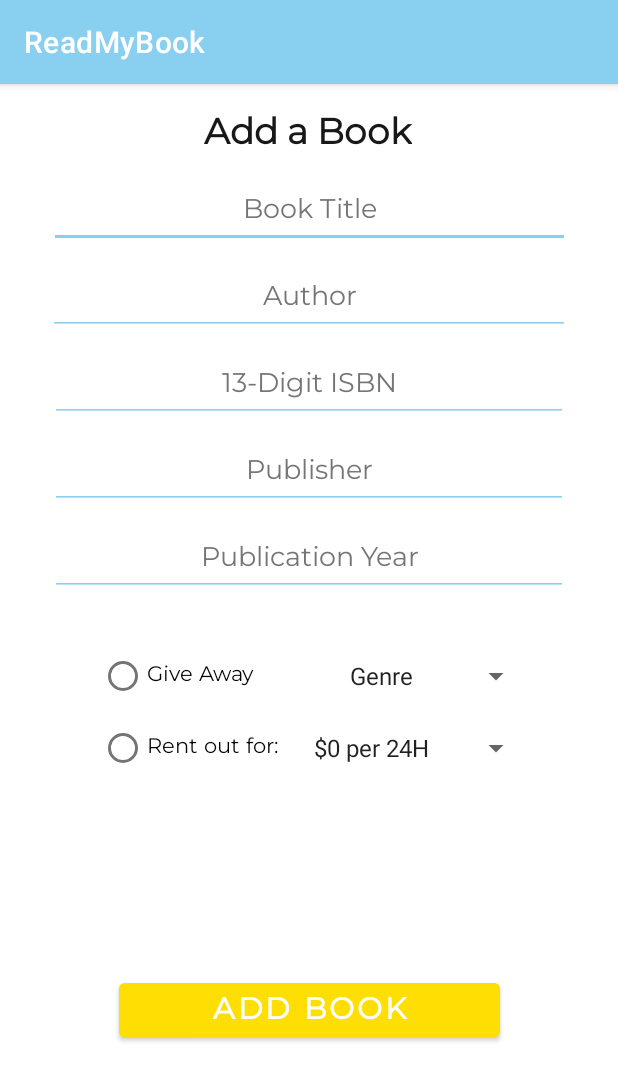
After one commit to itsmeleeeo/ReadMyBook, an Android app: the Activity_AddABook screen opened directly, with no data from a screen before it, on a phone screen of 412 x 824 dp. The commit adds this screen. Shown: the top 1081 px of the screen. Run offline under Robolectric (Android 15) with nearby library versions, the phone set to English and light mode, and no system bars.

Commit message:
add a book Page only UI

```diff
--- a/app/src/main/AndroidManifest.xml
+++ b/app/src/main/AndroidManifest.xml
@@ -1,6 +1,6 @@
 <?xml version="1.0" encoding="utf-8"?>
 <manifest xmlns:android="http://schemas.android.com/apk/res/android"
-    package="com.example.readmybook">
+    package="com.example.readmybook" >
 
     <application
         android:allowBackup="true"
@@ -8,7 +8,10 @@
         android:label="@string/app_name"
         android:roundIcon="@mipmap/ic_launcher_round"
         android:supportsRtl="true"
-        android:theme="@style/Theme.ReadMyBook">
+        android:theme="@style/Theme.ReadMyBook" >
+        <activity
+            android:name=".Activity_AddABook"
+            android:exported="false" />
         <activity
             android:name=".ForgotPassword"
             android:exported="false" />
@@ -17,7 +20,7 @@
             android:exported="false" />
         <activity
             android:name=".MainActivity"
-            android:exported="true">
+            android:exported="true" >
             <intent-filter>
                 <action android:name="android.intent.action.MAIN" />
 
--- /dev/null
+++ b/app/src/main/java/com/example/readmybook/Activity_AddABook.java
@@ -0,0 +1,14 @@
+package com.example.readmybook;
+
+import androidx.appcompat.app.AppCompatActivity;
+
+import android.os.Bundle;
+
+public class Activity_AddABook extends AppCompatActivity {
+
+    @Override
+    protected void onCreate(Bundle savedInstanceState) {
+        super.onCreate(savedInstanceState);
+        setContentView(R.layout.activity_add_abook);
+    }
+}
--- /dev/null
+++ b/app/src/main/res/layout/activity_add_abook.xml
@@ -0,0 +1,189 @@
+<?xml version="1.0" encoding="utf-8"?>
+<androidx.constraintlayout.widget.ConstraintLayout xmlns:android="http://schemas.android.com/apk/res/android"
+    xmlns:app="http://schemas.android.com/apk/res-auto"
+    xmlns:tools="http://schemas.android.com/tools"
+    android:layout_width="match_parent"
+    android:layout_height="match_parent"
+    tools:context=".Activity_AddABook">
+
+    <TextView
+        android:id="@+id/txtAddBookTitle"
+        android:layout_width="wrap_content"
+        android:layout_height="wrap_content"
+        android:layout_marginStart="136dp"
+        android:layout_marginTop="16dp"
+        android:layout_marginEnd="137dp"
+        android:fontFamily="@font/montserrat"
+        android:text="@string/txtAddBookTitle"
+        android:textColor="#191818"
+        android:textSize="24sp"
+        android:textStyle="bold"
+        app:layout_constraintEnd_toEndOf="parent"
+        app:layout_constraintStart_toStartOf="parent"
+        app:layout_constraintTop_toTopOf="parent" />
+
+    <EditText
+        android:id="@+id/txtBookTitleAddABook"
+        android:layout_width="347dp"
+        android:layout_height="48dp"
+        android:layout_marginStart="40dp"
+        android:layout_marginTop="10dp"
+        android:layout_marginEnd="40dp"
+        android:backgroundTint="@color/teal_200"
+        android:ems="10"
+        android:fontFamily="@font/montserrat"
+        android:hint="@string/hintBookTitle"
+        android:inputType="textPersonName"
+        android:singleLine="false"
+        android:textAlignment="center"
+        android:textColorHint="#757575"
+        app:layout_constraintEnd_toEndOf="parent"
+        app:layout_constraintStart_toStartOf="parent"
+        app:layout_constraintTop_toBottomOf="@+id/txtAddBookTitle"
+        android:autofillHints="" />
+
+    <EditText
+        android:id="@+id/txtAuthorAB"
+        android:layout_width="348dp"
+        android:layout_height="48dp"
+        android:layout_marginStart="40dp"
+        android:layout_marginTop="10dp"
+        android:layout_marginEnd="40dp"
+        android:backgroundTint="@color/teal_200"
+        android:ems="10"
+        android:fontFamily="@font/montserrat"
+        android:hint="@string/hintAuthor"
+        android:inputType="textPersonName"
+        android:textAlignment="center"
+        android:textColorHint="#757575"
+        app:layout_constraintEnd_toEndOf="parent"
+        app:layout_constraintStart_toStartOf="parent"
+        app:layout_constraintTop_toBottomOf="@+id/txtBookTitleAddABook"
+        android:autofillHints="" />
+
+    <EditText
+        android:id="@+id/txtPublicationYearAB"
+        android:layout_width="345dp"
+        android:layout_height="48dp"
+        android:layout_marginStart="40dp"
+        android:layout_marginTop="10dp"
+        android:layout_marginEnd="40dp"
+        android:backgroundTint="@color/teal_200"
+        android:ems="10"
+        android:fontFamily="@font/montserrat"
+        android:hint="@string/hintPublicationYear"
+        android:inputType="textPersonName"
+        android:textAlignment="center"
+        android:textColorHint="#757575"
+        app:layout_constraintEnd_toEndOf="parent"
+        app:layout_constraintStart_toStartOf="parent"
+        app:layout_constraintTop_toBottomOf="@+id/txtPublisherAB"
+        android:importantForAutofill="no" />
+
+    <EditText
+        android:id="@+id/txtPublisherAB"
+        android:layout_width="345dp"
+        android:layout_height="48dp"
+        android:layout_marginStart="40dp"
+        android:layout_marginTop="10dp"
+        android:layout_marginEnd="40dp"
+        android:backgroundTint="@color/teal_200"
+        android:ems="10"
+        android:fontFamily="@font/montserrat"
+        android:hint="@string/hintPublisher"
+        android:inputType="textPersonName"
+        android:textAlignment="center"
+        android:textColorHint="#757575"
+        app:layout_constraintEnd_toEndOf="parent"
+        app:layout_constraintStart_toStartOf="parent"
+        app:layout_constraintTop_toBottomOf="@+id/txtIsbnAB"
+        android:importantForAutofill="no" />
+
+    <RadioGroup
+        android:id="@+id/rdgroupAddaBook"
+        android:layout_width="135dp"
+        android:layout_height="96dp"
+        android:layout_marginStart="66dp"
+        android:layout_marginTop="29dp"
+        app:layout_constraintStart_toStartOf="parent"
+        app:layout_constraintTop_toBottomOf="@+id/txtPublicationYearAB">
+
+        <RadioButton
+            android:id="@+id/rdbGiveAwayAB"
+            android:layout_width="match_parent"
+            android:layout_height="wrap_content"
+            android:fontFamily="@font/montserrat"
+            android:text="@string/rdbGiveaway" />
+
+        <RadioButton
+            android:id="@+id/rdbRentOutAB"
+            android:layout_width="match_parent"
+            android:layout_height="wrap_content"
+            android:fontFamily="@font/montserrat"
+            android:text="@string/rdbRentOut" />
+
+    </RadioGroup>
+
+    <EditText
+        android:id="@+id/txtIsbnAB"
+        android:layout_width="345dp"
+        android:layout_height="48dp"
+        android:layout_marginStart="40dp"
+        android:layout_marginTop="10dp"
+        android:layout_marginEnd="40dp"
+        android:backgroundTint="@color/teal_200"
+        android:ems="10"
+        android:fontFamily="@font/montserrat"
+        android:hint="@string/hintIsbn"
+        android:inputType="number"
+        android:textAlignment="center"
+        android:textColorHint="#757575"
+        app:layout_constraintEnd_toEndOf="parent"
+        app:layout_constraintStart_toStartOf="parent"
+        app:layout_constraintTop_toBottomOf="@+id/txtAuthorAB"
+        android:autofillHints="" />
+
+    <Spinner
+        android:id="@+id/spinRentOutAmountAB"
+        android:layout_width="153dp"
+        android:layout_height="48dp"
+        android:layout_marginEnd="57dp"
+        android:entries="@array/txtGroupRent"
+        android:spinnerMode="dropdown"
+        app:layout_constraintEnd_toEndOf="parent"
+        app:layout_constraintStart_toEndOf="@+id/rdgroupAddaBook"
+        app:layout_constraintTop_toBottomOf="@+id/spinGenreAB" />
+
+    <Spinner
+        android:id="@+id/spinGenreAB"
+        android:layout_width="129dp"
+        android:layout_height="48dp"
+        android:layout_marginStart="24dp"
+        android:layout_marginTop="29dp"
+        android:layout_marginEnd="57dp"
+        android:entries="@array/txtGroupGenres"
+        app:layout_constraintEnd_toEndOf="parent"
+        app:layout_constraintStart_toEndOf="@+id/rdgroupAddaBook"
+        app:layout_constraintTop_toBottomOf="@+id/txtPublicationYearAB" />
+
+    <Button
+        android:id="@+id/btnAddBookAB"
+        android:layout_width="254dp"
+        android:layout_height="48dp"
+        android:layout_marginStart="85dp"
+
+        android:layout_marginTop="50dp"
+        android:layout_marginEnd="85dp"
+        android:layout_marginBottom="50dp"
+        android:backgroundTint="@color/teal_700"
+        android:fontFamily="@font/montserrat"
+        android:text="@string/btnAddBook"
+        android:textSize="20sp"
+        android:textStyle="bold"
+        app:layout_constraintBottom_toBottomOf="parent"
+        app:layout_constraintEnd_toEndOf="parent"
+        app:layout_constraintStart_toStartOf="parent"
+        app:layout_constraintTop_toBottomOf="@+id/rdgroupAddaBook"
+        tools:ignore="TextContrastCheck" />
+
+</androidx.constraintlayout.widget.ConstraintLayout>
--- a/app/src/main/res/values/strings.xml
+++ b/app/src/main/res/values/strings.xml
@@ -40,4 +40,43 @@
     <string name="txtEnterNewPass">Enter your new password</string>
     <string name="txtReenterPass">Reenter New Password</string>
     <string name="txtConfirmPass">Confirm</string>
+    <string name="txtAddBookTitle">Add a Book</string>
+    <string name="hintBookTitle">Book Title</string>
+    <string name="hintAuthor">Author</string>
+    <string name="hintIsbn">13-Digit ISBN</string>
+    <string name="hintPublisher">Publisher</string>
+    <string name="hintPublicationYear">Publication Year</string>
+    <string name="rdbGiveaway">Give Away</string>
+    <string name="rdbRentOut">Rent out for:</string>
+    <string name="btnAddBook">Add Book</string>
+    <string-array name="txtGroupRent">
+        <item>$0 per 24H</item>
+        <item>$1 per 24H</item>
+        <item>$2 per 24H</item>
+    </string-array>
+    <string-array name="txtGroupGenres">
+        <item>Genre</item>
+        <item>Fantasy</item>
+        <item>Adventure</item>
+        <item>Romance</item>
+        <item>Dystopian</item>
+        <item>Mystery</item>
+        <item>Horror</item>
+        <item>Thriller</item>
+        <item>Paranormal</item>
+        <item>Historical Fiction</item>
+        <item>Science Fiction</item>
+        <item>Children's</item>
+        <item>Memoir</item>
+        <item>Cooking</item>
+        <item>Art</item>
+        <item>Self-Help</item>
+        <item>Development</item>
+        <item>Health</item>
+        <item>History</item>
+        <item>Travel</item>
+        <item>Guide/How-to</item>
+        <item>Families</item>
+        <item>Humor</item>
+    </string-array>
 </resources>
--- a/build.gradle
+++ b/build.gradle
@@ -5,7 +5,7 @@ buildscript {
         mavenCentral()
     }
     dependencies {
-        classpath "com.android.tools.build:gradle:7.0.4"
+        classpath 'com.android.tools.build:gradle:7.1.2'
 
         // NOTE: Do not place your application dependencies here; they belong
         // in the individual module build.gradle files
```
Also changed, not shown: gradle/wrapper/gradle-wrapper.properties.
